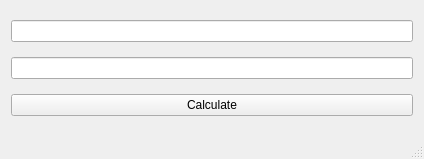
Qt form CalculatorView/mainwindow.ui (kusstas/QDBus-Calculator) before a commit.
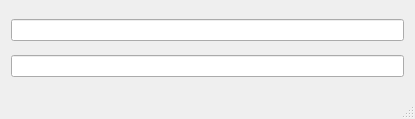
The same form after that commit.

The edit to the form file:
```diff
--- a/CalculatorView/mainwindow.ui
+++ b/CalculatorView/mainwindow.ui
@@ -6,8 +6,8 @@
    <rect>
     <x>0</x>
     <y>0</y>
-    <width>424</width>
-    <height>159</height>
+    <width>415</width>
+    <height>119</height>
    </rect>
   </property>
   <property name="windowTitle">
@@ -25,13 +25,6 @@
       </property>
      </widget>
     </item>
-    <item row="2" column="0">
-     <widget class="QPushButton" name="btnCalculate">
-      <property name="text">
-       <string>Calculate</string>
-      </property>
-     </widget>
-    </item>
    </layout>
   </widget>
   <widget class="QMenuBar" name="menuBar">
```
Left out of the diff: 2 changed lines with no effect on the pictures.
